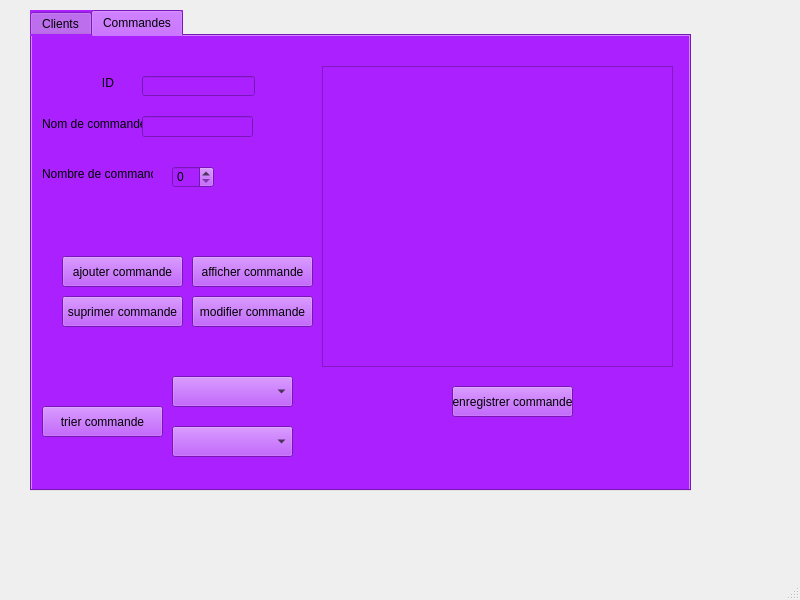
Before: the Qt Designer form mainwindow.ui in assylkriaa/Smart_Home_Delivery_2A2-, drawn with Qt 5.
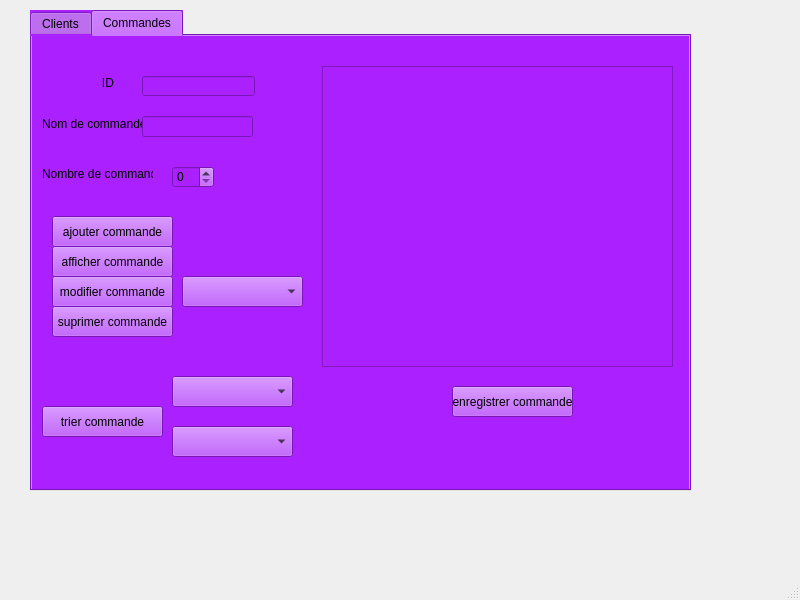
After: the same form once the commit is applied. The open tabs and pages were chosen to show the change.

Commit message: fixed combo box modifier and added date

```diff
--- a/mainwindow.ui
+++ b/mainwindow.ui
@@ -255,8 +255,8 @@
      <widget class="QPushButton" name="pushButton_ajouterco">
       <property name="geometry">
        <rect>
-        <x>30</x>
-        <y>220</y>
+        <x>20</x>
+        <y>180</y>
         <width>121</width>
         <height>31</height>
        </rect>
@@ -268,8 +268,8 @@
      <widget class="QPushButton" name="pushButton_suprimerco">
       <property name="geometry">
        <rect>
-        <x>30</x>
-        <y>260</y>
+        <x>20</x>
+        <y>270</y>
         <width>121</width>
         <height>31</height>
        </rect>
@@ -281,8 +281,8 @@
      <widget class="QPushButton" name="pushButton_afficherco">
       <property name="geometry">
        <rect>
-        <x>160</x>
-        <y>220</y>
+        <x>20</x>
+        <y>210</y>
         <width>121</width>
         <height>31</height>
        </rect>
@@ -294,8 +294,8 @@
      <widget class="QPushButton" name="pushButton_modifierco">
       <property name="geometry">
        <rect>
-        <x>160</x>
-        <y>260</y>
+        <x>20</x>
+        <y>240</y>
         <width>121</width>
         <height>31</height>
        </rect>
@@ -429,6 +429,16 @@
        </rect>
       </property>
      </widget>
+     <widget class="QComboBox" name="comboBox_modifiercoma">
+      <property name="geometry">
+       <rect>
+        <x>150</x>
+        <y>240</y>
+        <width>121</width>
+        <height>31</height>
+       </rect>
+      </property>
+     </widget>
     </widget>
    </widget>
   </widget>
```
Left out of the diff: 26 changed lines with no effect on the pictures. The commit also changes 4 other files.
